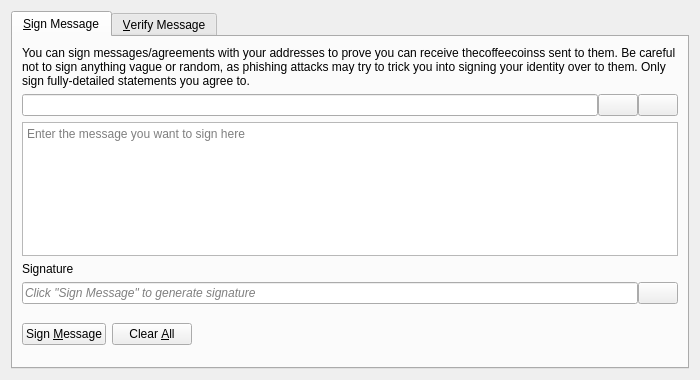
Qt form src/qt/forms/signverifymessagedialog.ui (TheCoffeeCoins/TheCoffeeCoins) before a commit.
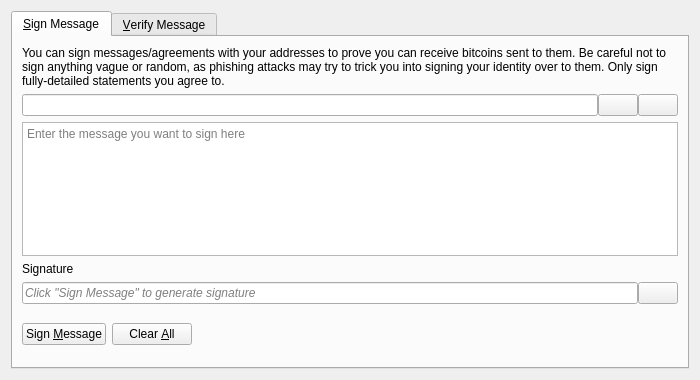
The same form after that commit. Icons and pictures are not drawn. Custom widgets are drawn as their Qt base class.

Commit message:
Revert "Bitcoin name to TheCoffeeCoins name"
This reverts commit 84f63a6be33610a26fde9b2ba03b085227ea57f5.

```diff
--- a/src/qt/forms/signverifymessagedialog.ui
+++ b/src/qt/forms/signverifymessagedialog.ui
@@ -30,7 +30,7 @@
        <item>
         <widget class="QLabel" name="infoLabel_SM">
          <property name="text">
-          <string>You can sign messages/agreements with your addresses to prove you can receive thecoffeecoinss sent to them. Be careful not to sign anything vague or random, as phishing attacks may try to trick you into signing your identity over to them. Only sign fully-detailed statements you agree to.</string>
+          <string>You can sign messages/agreements with your addresses to prove you can receive bitcoins sent to them. Be careful not to sign anything vague or random, as phishing attacks may try to trick you into signing your identity over to them. Only sign fully-detailed statements you agree to.</string>
          </property>
          <property name="textFormat">
           <enum>Qt::PlainText</enum>
```
Left out of the diff: 26 changed lines with no effect on the pictures. The commit also changes 1213 other files.
